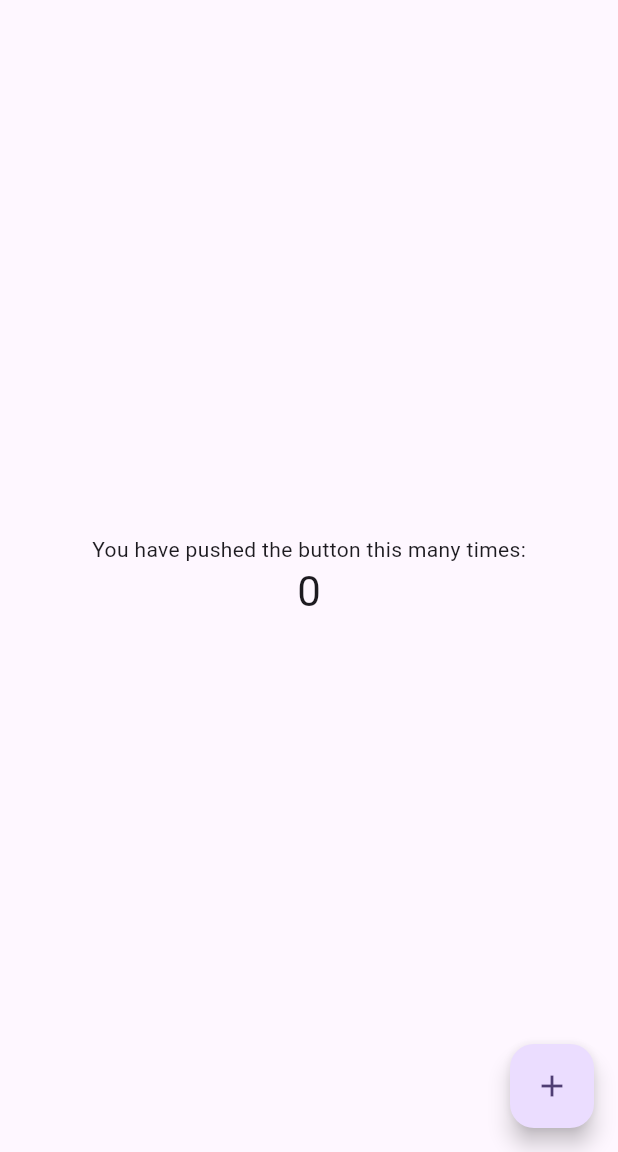
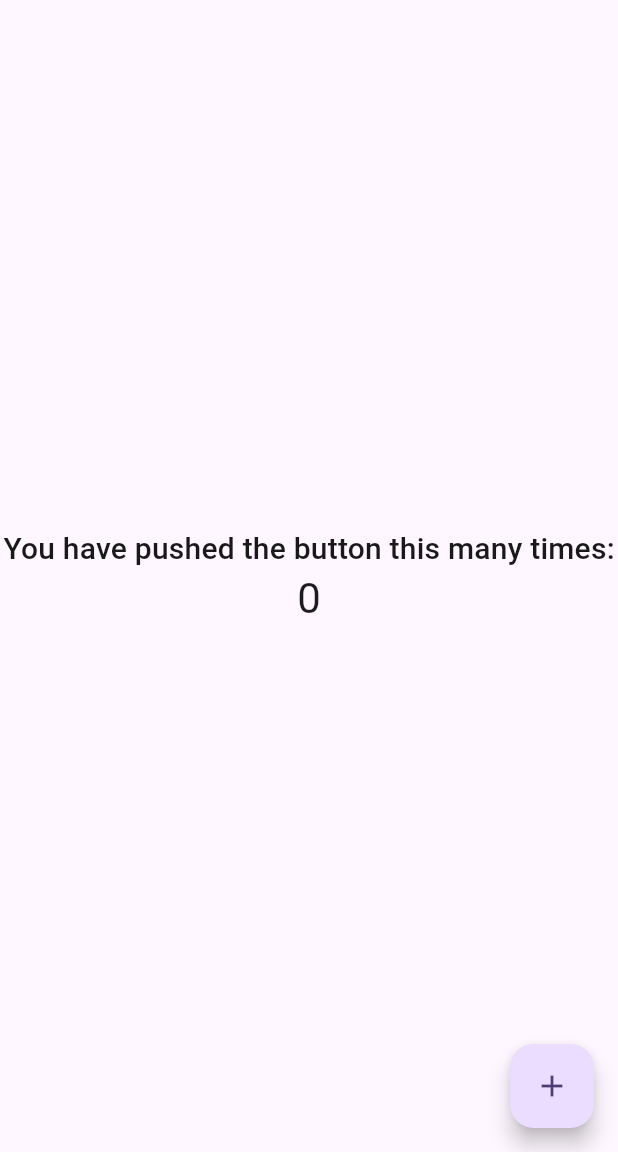
Before and after one commit to AdolfoRosauer1/damm_2024, a Flutter app: the screen it shows after launch, on a phone screen of 412 x 824 dp, the part 84-1236 px from its top. Run offline on Flutter 3.47's test engine with Material 3 defaults, Android fonts, the phone set to English and light mode, and no system bars.

Commit message:
fixes to tokens

```diff
--- a/lib/main.dart
+++ b/lib/main.dart
@@ -1,4 +1,6 @@
 import 'package:flutter/material.dart';
+import 'widgets/tokens/fonts.dart';
+import 'widgets/tokens/colors.dart';
 
 void main() {
   runApp(const MyApp());
@@ -105,8 +107,9 @@ class _MyHomePageState extends State<MyHomePage> {
           // wireframe for each widget.
           mainAxisAlignment: MainAxisAlignment.center,
           children: <Widget>[
-            const Text(
+            Text(
               'You have pushed the button this many times:',
+              style: ProjectFonts.headline2,
             ),
             Text(
               '$_counter',
--- a/lib/widgets/tokens/colors.dart
+++ b/lib/widgets/tokens/colors.dart
@@ -1,24 +1,27 @@
-import 'dart:ui';
+import 'package:flutter/material.dart';
 
 class ProjectPallette{
+
+  ProjectPallette._();
+
   static Color neutral1 = const Color(0xFFFFFFFF);
-  static Color neutral2 = const Color(0x00191919);
-  static const neutral3 = Color(0xFAFAFA);
-  static const neutral4 = Color(0xE0E0E0);
-  static const neutral5 = Color(0x9E9E9E);
-  static const neutral6 = Color(0x666666);
+  static Color neutral2 = const Color(0xFF191919);
+  static const neutral3 = Color(0xFFFAFAFA);
+  static const neutral4 = Color(0xFFe0e0e0);
+  static const neutral5 = Color(0xFF9e9e9e);
+  static const neutral6 = Color(0xFF666666);
 
-  static const primary1 = Color(0x0014903F);
-  static const primary2 = Color(0x00e7f4ec);
-  static const primary3 = Color(0x00f3f9f5);
+  static const primary1 = Color(0xFF14903F);
+  static const primary2 = Color(0xFFe7f4ec);
+  static const primary3 = Color(0xFFf3f9f5);
 
-  static const secondary1 = Color(0xE1ECF5);
-  static const secondary2 = Color(0xCAE5FB);
-  static const secondary3 = Color(0x90CAF9);
-  static const secondary4 = Color(0x6CB6F3);
-  static const secondary5 = Color(0x2C98F0);
-  static const secondary6 = Color(0x0D47A1);
+  static const secondary1 = Color(0xFFe1ecf5);
+  static const secondary2 = Color(0xFFcae5fb);
+  static const secondary3 = Color(0xFF90caf9);
+  static const secondary4 = Color(0xFF6cb6f3);
+  static const secondary5 = Color(0xFF2c98f0);
+  static const secondary6 = Color(0xFF0d47a1);
 
-  static const error = Color(0xB3261E);
+  static const error = Color(0xFFb3261e);
 
 }
--- a/lib/widgets/tokens/fonts.dart
+++ b/lib/widgets/tokens/fonts.dart
@@ -1,7 +1,16 @@
-import 'dart:ui';
+import 'package:flutter/material.dart';
+
 import 'colors.dart';
 
-class ProjectFonts{
+class ProjectFonts extends TextStyle{
+
+  ProjectFonts.headline01(Color color):
+    super(fontFamily: 'Roboto',
+        fontWeight: FontWeight.w400,
+        fontSize: 24.0,
+        color: ProjectPallette.neutral2,
+        letterSpacing: 0.18);
+
   static TextStyle headline1 = TextStyle(
     fontFamily: 'Roboto',
     fontWeight: FontWeight.w400,
```
